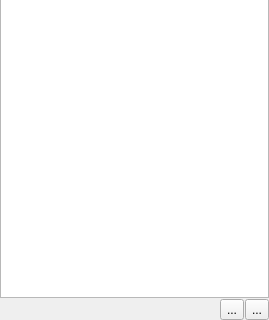
Before: the Qt Designer form DesignerTool/src/WidgetAtlasGroup.ui in GameOverture/HarmonyEngine, drawn with Qt 5; both pictures show x 0 to 269 and y 184 to 504 of the 269 by 504 pixel window.
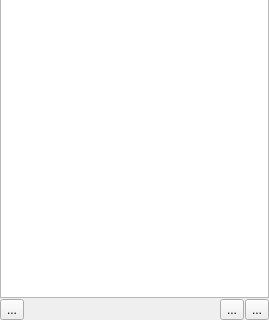
After: the same form once the commit is applied. Icons and pictures are not drawn.

Commit message: Started (unfinished) filters in Atlas Manager

Diff of the .ui file:
```diff
--- a/DesignerTool/src/WidgetAtlasGroup.ui
+++ b/DesignerTool/src/WidgetAtlasGroup.ui
@@ -182,6 +182,13 @@
    </item>
    <item>
     <layout class="QHBoxLayout" name="horizontalLayout_5">
+     <item>
+      <widget class="QToolButton" name="btnAddFilter">
+       <property name="text">
+        <string>...</string>
+       </property>
+      </widget>
+     </item>
      <item>
       <spacer name="horizontalSpacer_5">
        <property name="orientation">
```
Left out of the diff: 12 changed lines with no effect on the pictures. The commit also changes 8 other files.
